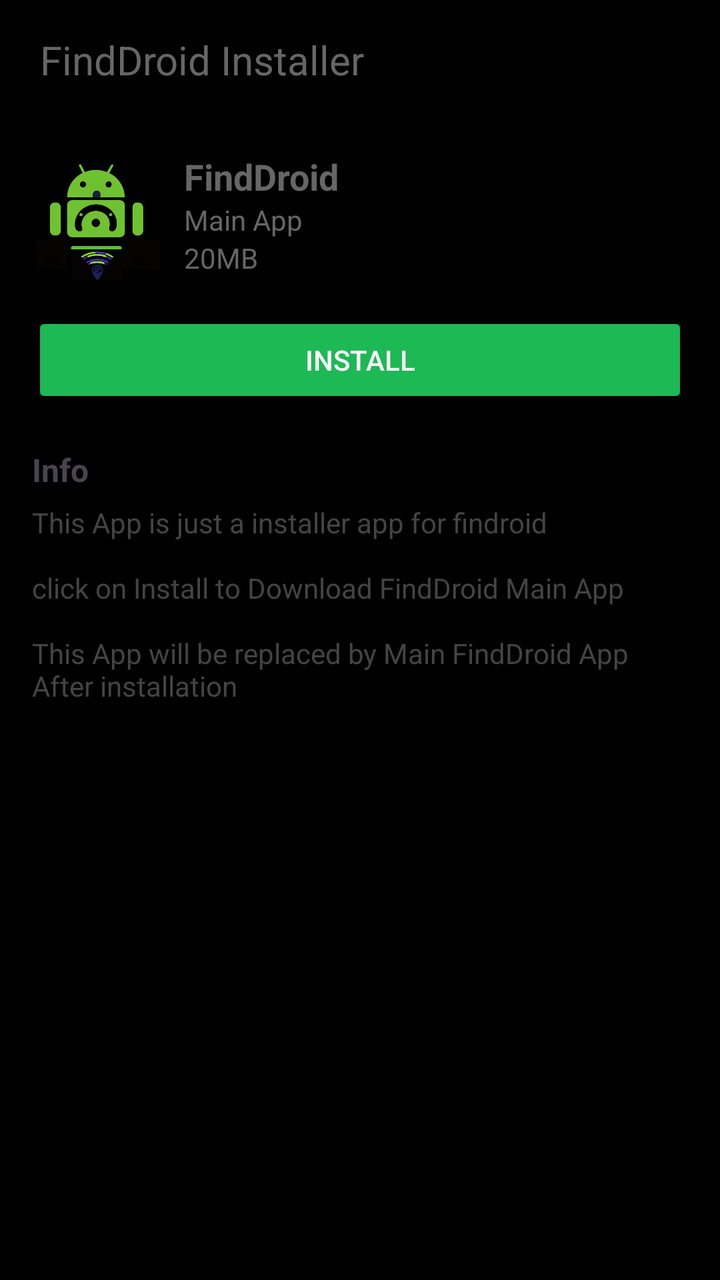
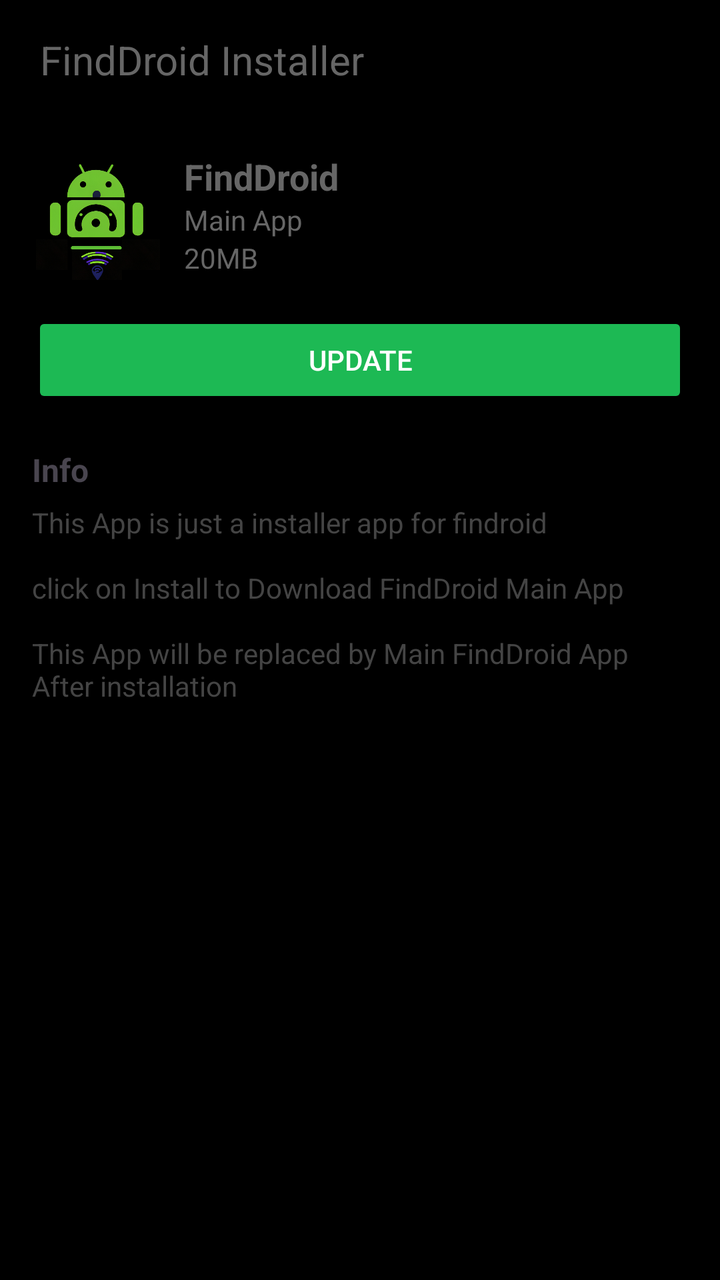

Screens rendered from an Android XML layout before and after an edit, with the pre-edit source and the edit as a unified diff.
<!-- AndroidManifest.xml: application theme Theme.FinddroidInstaller -->
<!-- res/layout/activity_main.xml -->
<?xml version="1.0" encoding="utf-8"?>
<LinearLayout xmlns:android="http://schemas.android.com/apk/res/android"
    xmlns:app="http://schemas.android.com/apk/res-auto"
    xmlns:tools="http://schemas.android.com/tools"
    android:id="@+id/main"
    android:layout_width="match_parent"
    android:layout_height="match_parent"
    android:background="#000"
    tools:context=".MainActivity">
    <LinearLayout
        android:layout_width="match_parent"
        android:layout_height="match_parent"
        android:orientation="vertical"
        >

        <LinearLayout
            android:layout_width="match_parent"
            android:layout_height="60dp"
            android:background="#000"
            android:elevation="1.5dp"
            >
            <TextView
                android:layout_width="wrap_content"
                android:layout_height="wrap_content"
                android:text="FindDroid Installer"
                android:layout_marginLeft="20dp"
                android:layout_gravity="center"
                android:textSize="20sp"
                android:textColor="#666"
                />
        </LinearLayout>
        <ScrollView
            android:layout_width="match_parent"
            android:layout_height="350dp"
            android:background="#000"
            >

            <LinearLayout
                android:layout_width="match_parent"
                android:layout_height="wrap_content"
                android:orientation="vertical"
                android:padding="16dp"
                >

                
                <LinearLayout
                    android:layout_width="match_parent"
                    android:layout_height="wrap_content"
                    android:orientation="horizontal">

                    <ImageView
                        android:id="@+id/appIcon"
                        android:layout_width="64dp"
                        android:layout_height="64dp"
                        android:src="@drawable/findroid_dark_logo"
                        android:scaleType="centerCrop"/>

                    <LinearLayout
                        android:layout_width="wrap_content"
                        android:layout_height="wrap_content"
                        android:orientation="vertical"
                        android:layout_marginStart="12dp">

                        <TextView
                            android:id="@+id/appName"
                            android:layout_width="wrap_content"
                            android:layout_height="wrap_content"
                            android:text="FindDroid"
                            android:textSize="18sp"
                            android:textColor="#666"
                            android:textStyle="bold"/>

                        <TextView
                            android:id="@+id/developerName"
                            android:layout_width="wrap_content"
                            android:layout_height="wrap_content"
                            android:text="Main App"
                            android:textSize="14sp"
                            android:textColor="#666"/>
                        <TextView
                            android:layout_width="wrap_content"
                            android:layout_height="wrap_content"
                            android:textSize="14sp"
                            android:text="20MB"
                            android:id="@+id/appSize"
                            android:textColor="#666"/>
                    </LinearLayout>
                </LinearLayout>

                
                <Button
                    android:id="@+id/updateBtn"
                    android:layout_width="match_parent"
                    android:layout_height="48dp"
                    android:text="Install"
                    android:layout_marginTop="16dp"
                    android:backgroundTint="#1DB954"
                    android:textColor="#fff"/>

                <ProgressBar
                    android:id="@+id/downloadProgress"
                    style="?android:attr/progressBarStyleHorizontal"
                    android:layout_width="match_parent"
                    android:layout_height="30dp"
                    android:progressTint="#00FF88"
                    android:progressBackgroundTint="#333333"
                    android:max="100"
                    android:progress="0"
                    android:visibility="gone" />

                
                <TextView
                    android:layout_width="wrap_content"
                    android:layout_height="wrap_content"
                    android:text="Info"
                    android:textStyle="bold"
                    android:textSize="16sp"
                    android:layout_marginTop="20dp"/>

                <TextView
                    android:id="@+id/whatsNew"
                    android:layout_width="match_parent"
                    android:layout_height="wrap_content"
                    android:text="This App is just a installer app for findroid \n \nclick on Install to Download FindDroid Main App \n\nThis App will be replaced by Main FindDroid App After installation"
                    android:textSize="14sp"
                    android:textColor="#444"
                    android:layout_marginTop="6dp"/>



                















            </LinearLayout>
        </ScrollView>

    </LinearLayout>
</LinearLayout>
<!-- resources referenced by this layout -->
<resources>
  <!-- drawable findroid_dark_logo: png bitmap (drawable, 133164 bytes) -->
  <style name="Theme.FinddroidInstaller" parent="Base.Theme.FinddroidInstaller" />
  <style name="Base.Theme.FinddroidInstaller" parent="Theme.Material3.DayNight.NoActionBar">
          
          
      </style>
</resources>

<!-- the commit's change to res/layout/activity_main.xml (unified diff, before → after) -->
@@ -92,7 +92,7 @@
                     android:id="@+id/updateBtn"
                     android:layout_width="match_parent"
                     android:layout_height="48dp"
-                    android:text="Install"
+                    android:text="Update"
                     android:layout_marginTop="16dp"
                     android:backgroundTint="#1DB954"
                     android:textColor="#fff"/>
